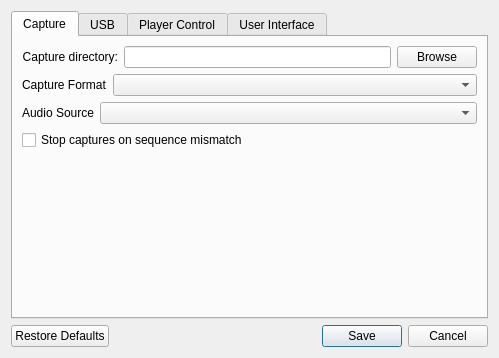
This is Linux-Application/DomesdayDuplicator/configurationdialog.ui in JonasCz/DomesdayDuplicator-audio-ADC as Qt 5 draws it before an edit. The edited form follows.
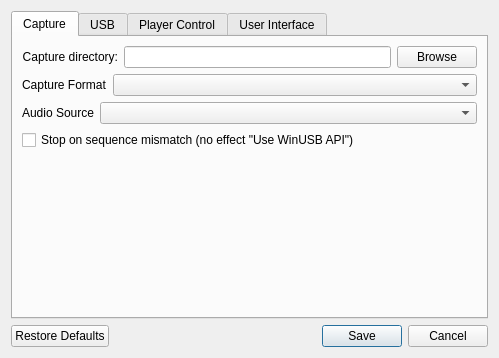
This is the edited form. The open tabs and pages were chosen to show the change.

Commit message: UI fix for sync loss ignore

Diff of the .ui file:
```diff
--- a/Linux-Application/DomesdayDuplicator/configurationdialog.ui
+++ b/Linux-Application/DomesdayDuplicator/configurationdialog.ui
@@ -122,7 +122,7 @@
        <item>
         <widget class="QCheckBox" name="stopOnDroppedSamplesCheckBox">
          <property name="text">
-          <string>Stop captures on sequence mismatch</string>
+          <string>Stop on sequence mismatch (no effect "Use WinUSB API")</string>
          </property>
         </widget>
        </item>
```
The commit also changes 4 other files.
